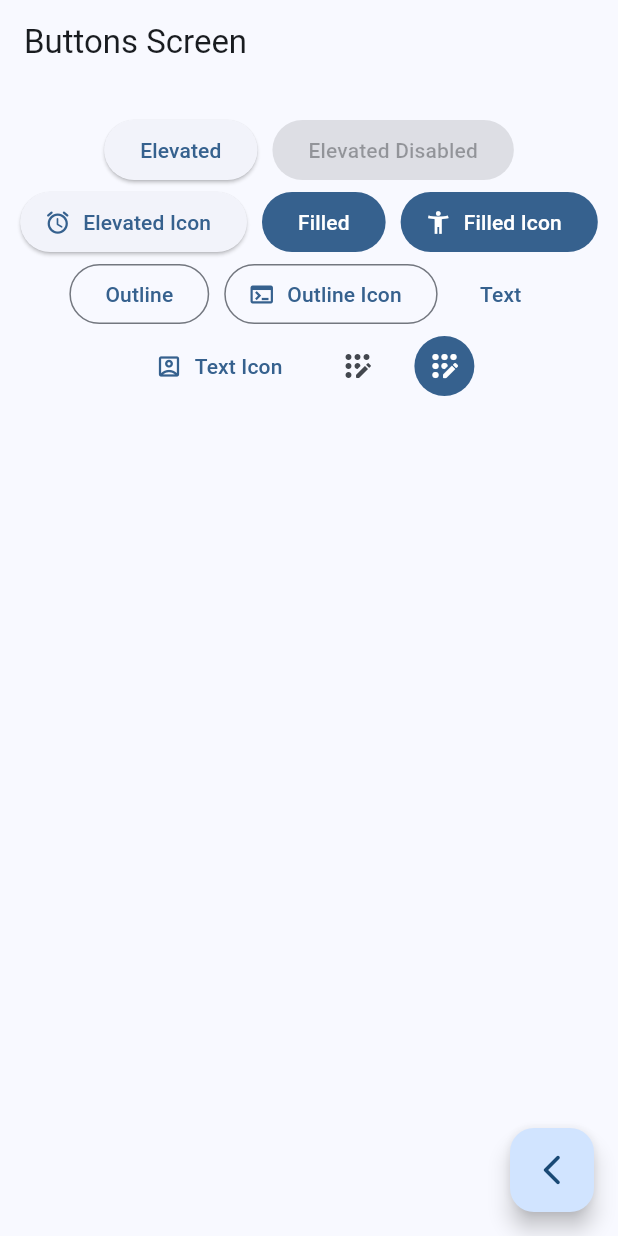
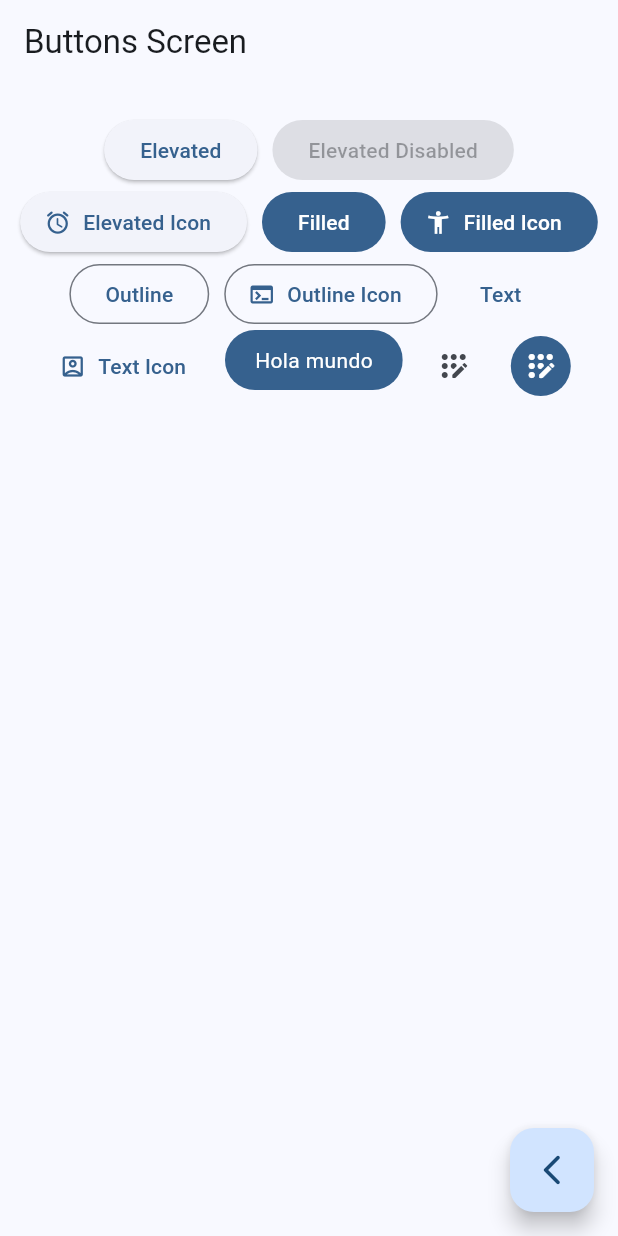
Before and after one commit to racMart00/widget_app, a Flutter app: the ButtonsScreen screen opened by its route, on a phone screen of 412 x 824 dp. Run offline on Flutter 3.47's test engine with Material 3 defaults, Android fonts, the phone set to English and light mode, and no system bars; our stand-ins replace go_router.

Commit message:
011 Boton Personalizado

```diff
--- a/lib/presentation/screens/buttons/buttons_screeen.dart
+++ b/lib/presentation/screens/buttons/buttons_screeen.dart
@@ -84,7 +84,7 @@
               label: const Text('Text Icon')
             ),
 
-            //TODO: Custom Button
+            const CustomButton(),
 
             IconButton(
               onPressed: (){},
@@ -105,3 +105,31 @@
     );
   }
 }
+
+class CustomButton extends StatelessWidget {
+  const CustomButton({super.key});
+
+  @override
+  Widget build(BuildContext context) {
+    final colors = Theme.of(context).colorScheme;
+
+    return ClipRRect(
+      borderRadius: BorderRadius.circular(20),
+      child: Material(
+        color: colors.primary,
+        child: InkWell(
+          onTap: () {},
+          child: const Padding(
+            padding: EdgeInsets.symmetric(horizontal: 20, vertical: 10),
+            child: Text(
+              'Hola mundo',
+              style: TextStyle(
+                color: Colors.white,
+              ),
+            ),
+          ),
+        ),
+      ),
+    );
+  }
+}
```
